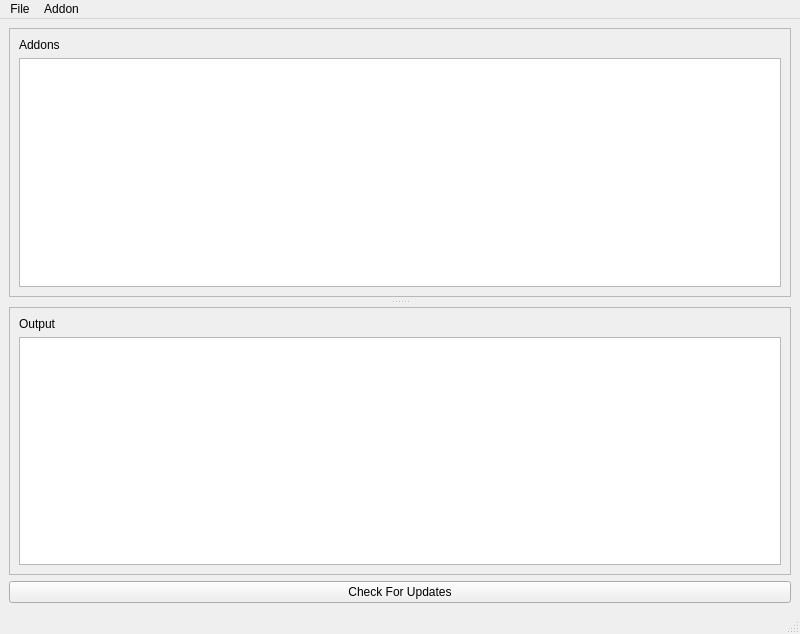
Before: the Qt Designer form ui/main_window.ui in PaulCanada/wow-addon-updater, drawn with Qt 5.
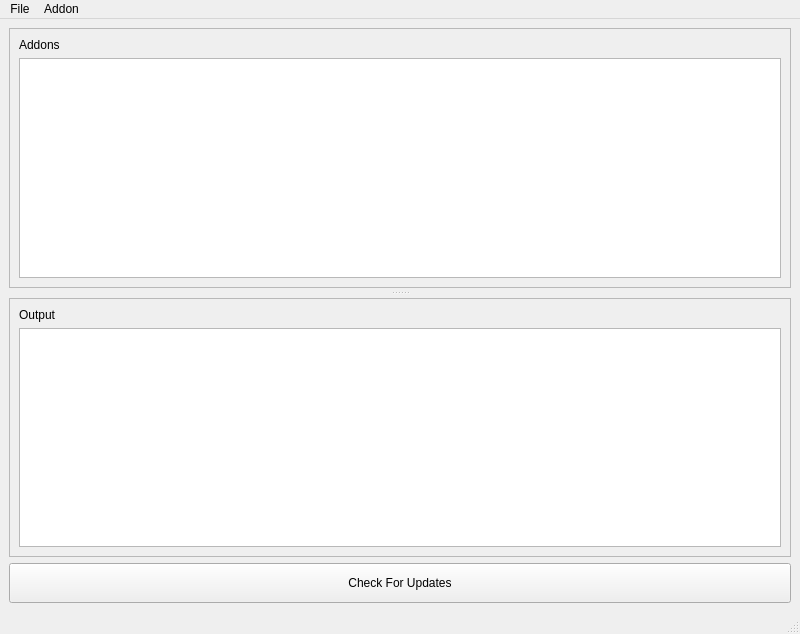
After: the same form once the commit is applied.

Commit message: Remove Download button from main GUI.

```diff
--- a/ui/main_window.ui
+++ b/ui/main_window.ui
@@ -15,7 +15,7 @@
   </property>
   <widget class="QWidget" name="centralwidget">
    <layout class="QGridLayout" name="gridLayout">
-    <item row="1" column="0">
+    <item row="1" column="0" colspan="2">
      <widget class="QSplitter" name="splitter">
       <property name="frameShape">
        <enum>QFrame::NoFrame</enum>
@@ -83,8 +83,14 @@
       </widget>
      </widget>
     </item>
-    <item row="2" column="0">
+    <item row="2" column="0" colspan="2">
      <widget class="QPushButton" name="btnCheckForUpdates">
+      <property name="minimumSize">
+       <size>
+        <width>0</width>
+        <height>40</height>
+       </size>
+      </property>
       <property name="text">
        <string>Check For Updates</string>
       </property>
```
The commit also changes 1 other file.
